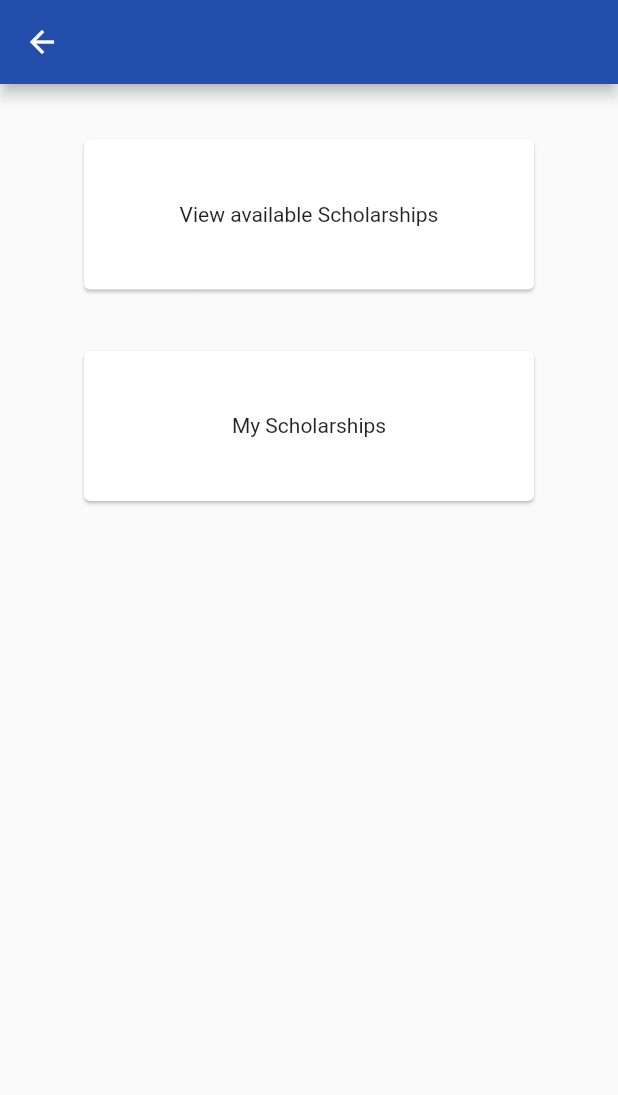
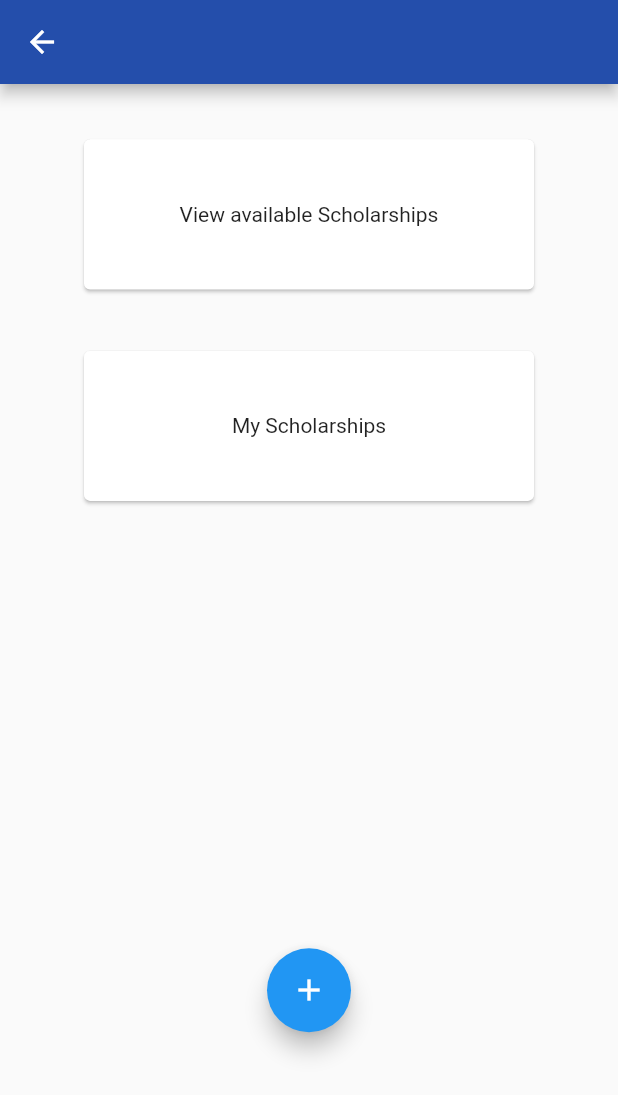
Before and after one commit to Okuro3499/adrian_kenya, a Flutter app: the HomePage screen opened by its route, on a phone screen of 412 x 824 dp. Shown: the top 1095 px of the screen. Run offline on Flutter 3.47's test engine with Material 2 defaults, Android fonts, the phone set to English and light mode, and no system bars.

Commit message:
add floating button

```diff
--- a/lib/ui/home.dart
+++ b/lib/ui/home.dart
@@ -46,6 +46,8 @@ class _HomeState extends State<Home> {
               viewScholarshipCard(),
               SizedBox(height: _height / 25),
               myApplicationsCard(),
+              SizedBox(height: _height / 2.8),
+              button(),
             ],
           ),
         ),
@@ -91,4 +93,11 @@ class _HomeState extends State<Home> {
       ),
     );
   }
+
+  Widget button() {
+    return FloatingActionButton(
+      child: const Icon(Icons.add),
+      onPressed: () {},
+    );
+  }
 }
```
